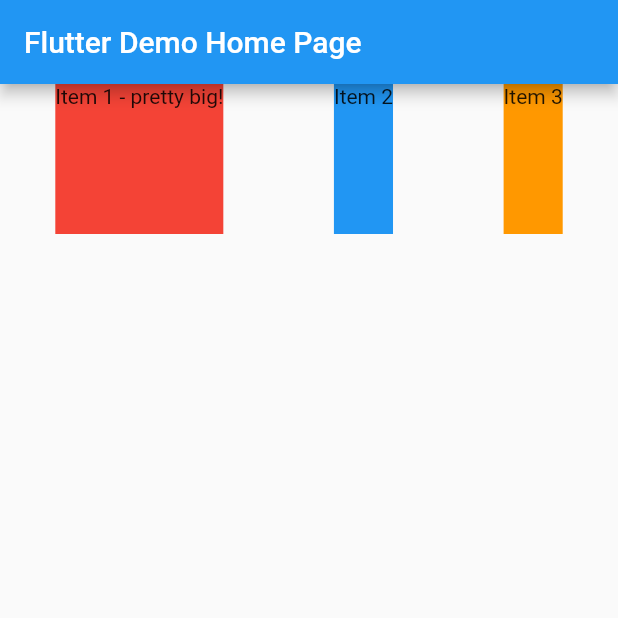
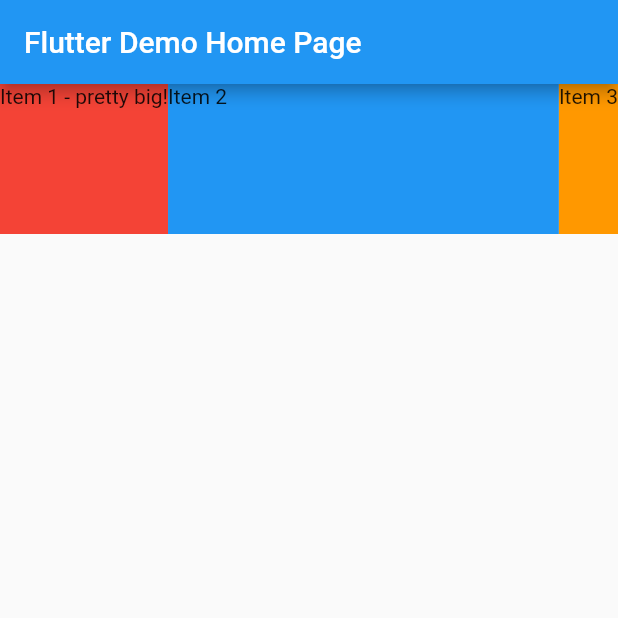
Before and after one commit to songhee24/flexable_and_expaned, a Flutter app: the screen it shows after launch, on a phone screen of 412 x 824 dp, the top half of it. Run offline on Flutter 3.47's test engine with Material 2 defaults, Android fonts, the phone set to English and light mode, and no system bars.

Commit message:
Теперь, что делает FlexFit.tight? Если я перенесу свой предмет сюда с гибкой посадкой, установленной на Flexfit.tight, затем вы видите, что этот синий контейнер внезапно занимает все оставшееся место здесь, в нашем ряду. Обратите внимание, что он занимает столько места, сколько вмещается, не выдавливая какие-либо предметы за пределы экрана. Вот почему мы не видим здесь этот желто-черный предупреждающий маркер. Так что теперь синий, по сути, знает, что все в порядке, я должен занять все место, которое я могу получить.

```diff
--- a/lib/main.dart
+++ b/lib/main.dart
@@ -82,7 +82,7 @@ class _MyHomePageState extends State<MyHomePage> {
             color: Colors.red,
           ),
           Flexible(
-            fit: FlexFit.loose,
+            fit: FlexFit.tight,
             child: Container(
               height: 100,
               child: Text('Item 2'),
```
